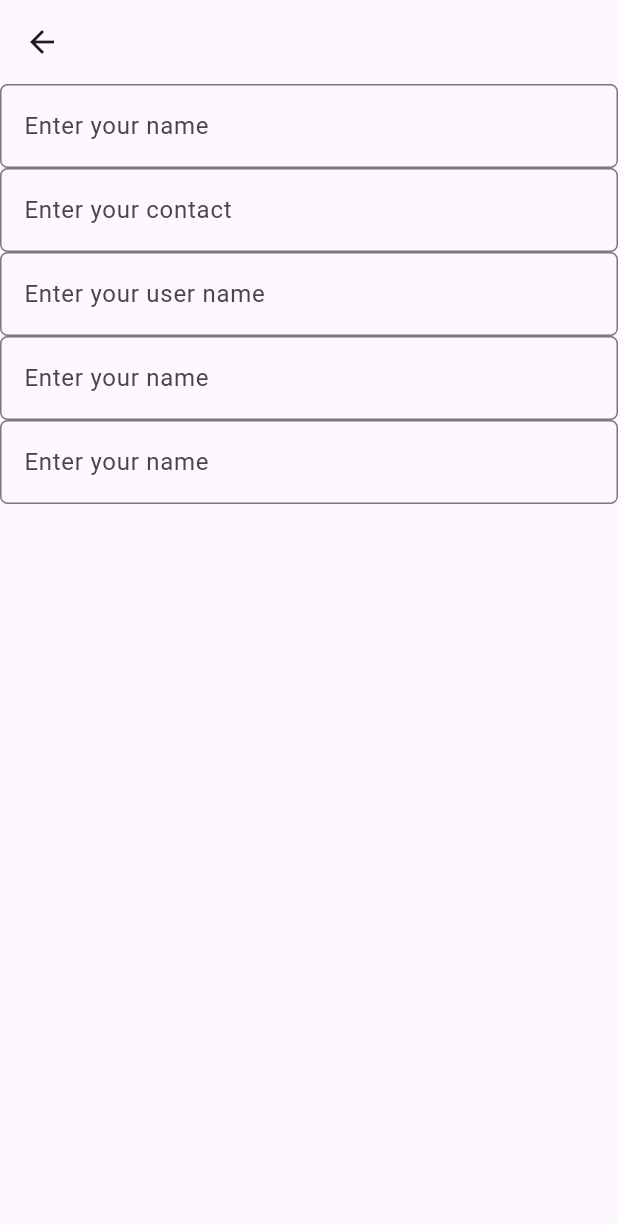
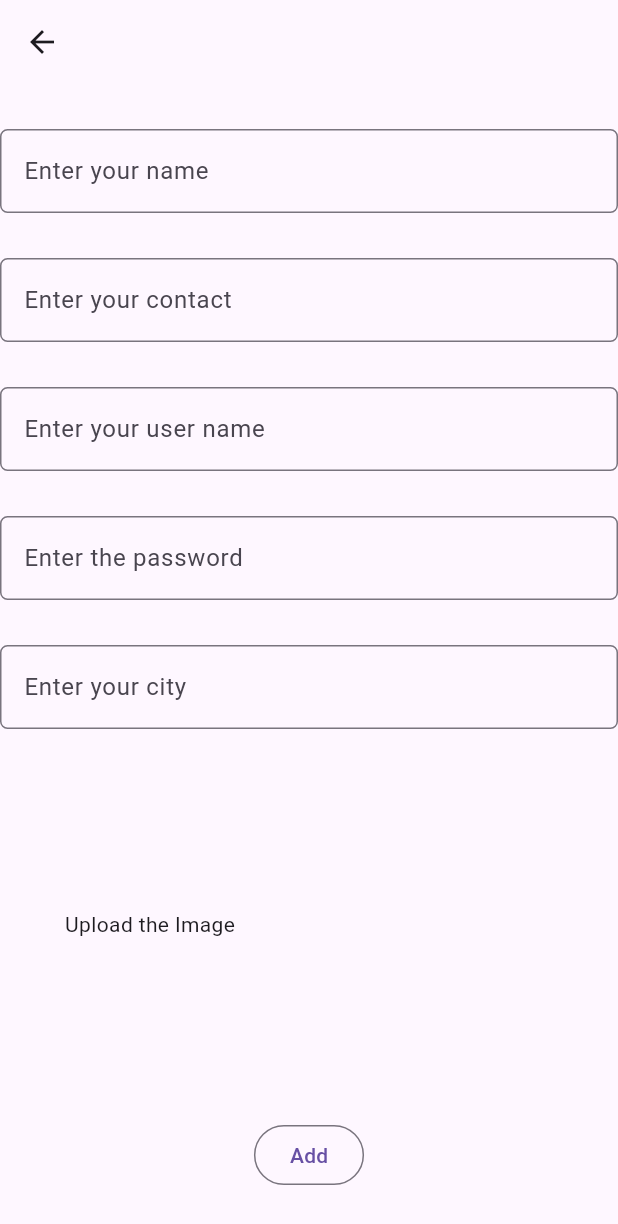
Before and after one commit to Shubhamlathiyaio/contact-book, a Flutter app: the Add screen opened by its route, on a phone screen of 412 x 824 dp. Shown: the top 1224 px of the screen. Run offline on Flutter 3.47's test engine with Material 3 defaults, Android fonts, the phone set to English and light mode, and no system bars; our stand-ins replace dio, image_picker.

Commit message:
Start github

```diff
--- a/lib/Add.dart
+++ b/lib/Add.dart
@@ -1,5 +1,9 @@
+import 'dart:io';
+
 import 'package:contact_book/Data/config.dart';
+import 'package:dio/dio.dart';
 import 'package:flutter/material.dart';
+import 'package:image_picker/image_picker.dart';
 
 class Add extends StatefulWidget {
   const Add({super.key});
@@ -9,24 +13,42 @@ class Add extends StatefulWidget {
 }
 
 class _AddState extends State<Add> {
-
-  TextEditingController name=TextEditingController();
-  TextEditingController contact=TextEditingController();
-  TextEditingController user=TextEditingController();
-  TextEditingController password=TextEditingController();
-  TextEditingController city=TextEditingController();
+  TextEditingController name = TextEditingController();
+  TextEditingController contact = TextEditingController();
+  TextEditingController user = TextEditingController();
+  TextEditingController password = TextEditingController();
+  TextEditingController city = TextEditingController();
 
   @override
   Widget build(BuildContext context) {
+    final dio=Dio();
+    ImagePicker picker = ImagePicker();
+    XFile ?image;
+
     return Scaffold(
       appBar: AppBar(),
       body: Column(
+        mainAxisAlignment: MainAxisAlignment.spaceEvenly,
         children: [
-          con.tf(name,"Enter your name"),
-          con.tf(contact,"Enter your contact"),
-          con.tf(name,"Enter your user name"),
-          con.tf(name,"Enter your name"),
-          con.tf(name,"Enter your name"),
+          con.tf(name, "Enter your name"),
+          con.tf(contact, "Enter your contact",),
+          con.tf(name, "Enter your user name"),
+          con.tf(name, "Enter the password"),
+          con.tf(name, "Enter your city"),
+          Row(
+            children: [
+              Container(
+                height: 200,
+                width: 200,
+                alignment: Alignment.center,
+                child: image!=null ? Image(image: FileImage(File(image!.path))) : Text("Upload the Image"),
+              )
+            ],
+          ),
+          OutlinedButton(onPressed: () async {
+            var response = await dio.get('https://firstserver123.000webhostapp.com/Prodect/add.php');
+            print(response);
+          }, child: Text('Add'))
         ],
       ),
     );
--- a/lib/Data/Data of json.dart
+++ b/lib/Data/Data of json.dart
@@ -1,5 +1,6 @@
 class Data {
-  final id, name, contact, user, city, password, image;
+  int? id;
+  String? name, contact, user, city, password, image;
 
   Data(this.id, this.name, this.contact, this.user, this.city, this.password, this.image);
 
--- a/lib/main.dart
+++ b/lib/main.dart
@@ -11,6 +11,6 @@ void main()
       'login':(context) => Login(),
       'add':(context) => Add(),
       'home':(context) => Home(),
-    },initialRoute: 'home',
+    },initialRoute: 'add',
   ));
 }
--- a/pubspec.yaml
+++ b/pubspec.yaml
@@ -35,6 +35,8 @@ dependencies:
   # The following adds the Cupertino Icons font to your application.
   # Use with the CupertinoIcons class for iOS style icons.
   cupertino_icons: ^1.0.2
+  dio:
+  image_picker:
 
 dev_dependencies:
   flutter_test:
```
Also changed, not shown: lib/Home.dart (+10 -4 lines), lib/Login.dart (+32 -19 lines), pubspec.lock, 3 other files.
